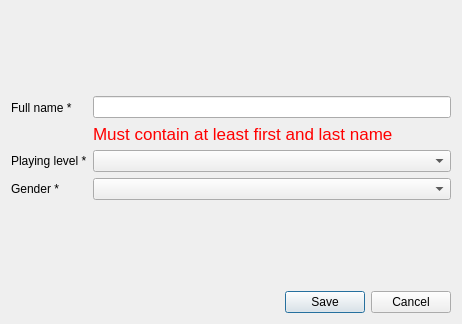
Old version of the form src/EditMemberDialog.ui in the repository simophin/game-matcher-qt.
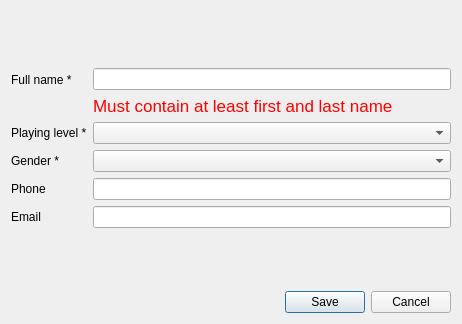
New version of the form.

Commit message: Added back phone and email

Patch:
```diff
--- a/src/EditMemberDialog.ui
+++ b/src/EditMemberDialog.ui
@@ -87,6 +87,26 @@
        </item>
       </layout>
      </item>
+     <item row="3" column="0">
+      <widget class="QLabel" name="phoneLabel">
+       <property name="text">
+        <string>Phone</string>
+       </property>
+      </widget>
+     </item>
+     <item row="3" column="1">
+      <widget class="QLineEdit" name="phoneLineEdit"/>
+     </item>
+     <item row="4" column="0">
+      <widget class="QLabel" name="emailLabel">
+       <property name="text">
+        <string>Email</string>
+       </property>
+      </widget>
+     </item>
+     <item row="4" column="1">
+      <widget class="QLineEdit" name="emailLineEdit"/>
+     </item>
     </layout>
    </item>
    <item>
```
The commit also changes 6 other files.
